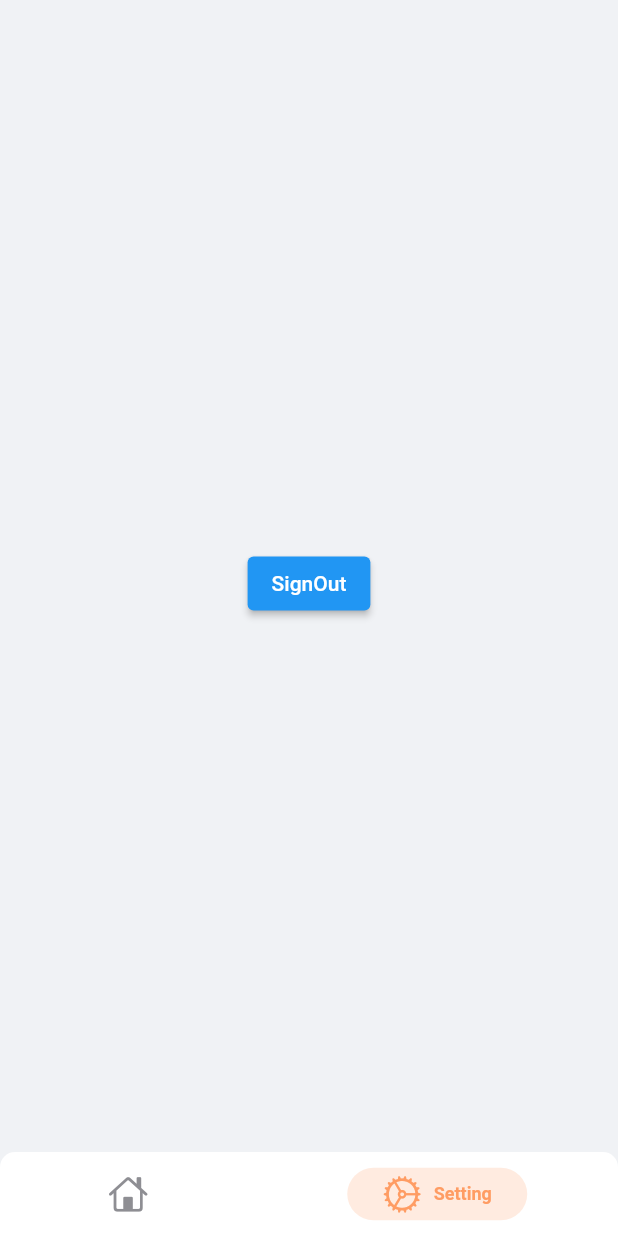
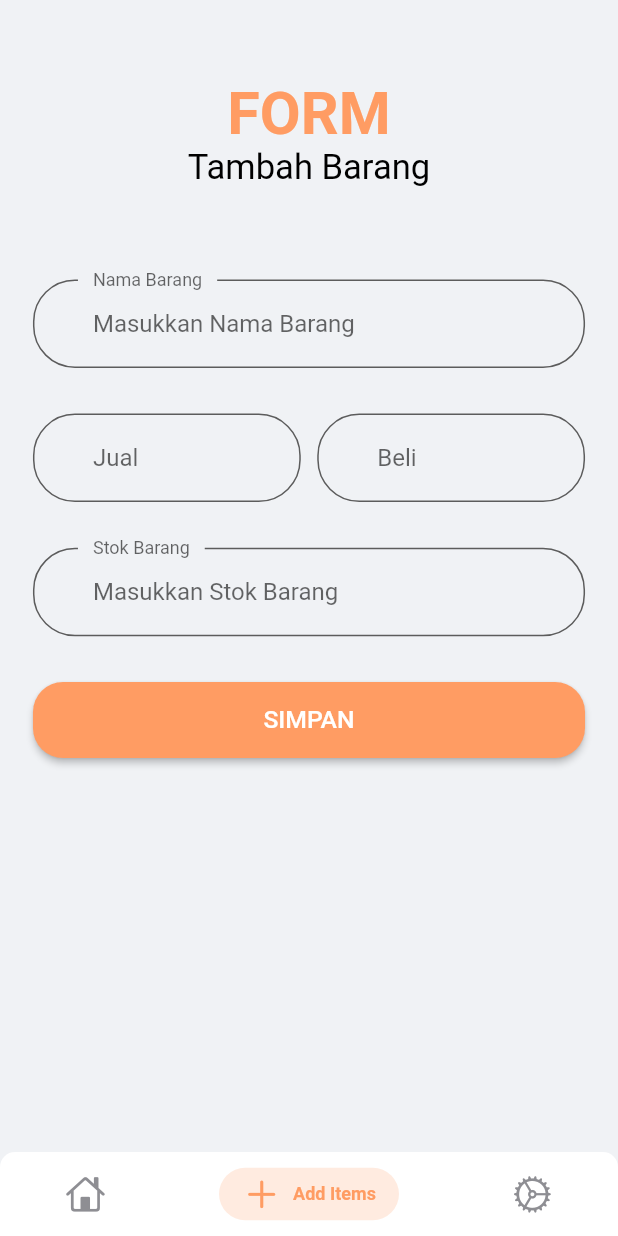
Before and after one commit to alwijein/flutter-tokotok, a Flutter app: the screen it shows once a user with an empty profile is signed in, item 2 of the bottom bar chosen, on a phone screen of 412 x 824 dp. Run offline on Flutter 3.47's test engine with Material 2 defaults, Android fonts, the light colour scheme and no system bars; drawn by our look-alikes of persistent_bottom_nav_bar; our stand-ins replace bloc, cloud_firestore, equatable, firebase_auth, firebase_core, flutter_bloc and 2 more; accounts and stored records are empty; network calls fail.

Commit message:
form tambah barang

```diff
--- a/lib/screens/navbar/navbar.dart
+++ b/lib/screens/navbar/navbar.dart
@@ -53,6 +53,7 @@ class NavBar extends StatelessWidget {
   List<Widget> _buildScreens() {
     return [
       HomeScreen(),
+      TambahBarangScreen(),
       SettingScreen(),
     ];
   }
@@ -66,6 +67,12 @@ class NavBar extends StatelessWidget {
         inactiveColorPrimary: CupertinoColors.systemGrey,
       ),
       PersistentBottomNavBarItem(
+        icon: Icon(CupertinoIcons.add),
+        title: ("Add Items"),
+        activeColorPrimary: kPrimaryColor,
+        inactiveColorPrimary: CupertinoColors.systemGrey,
+      ),
+      PersistentBottomNavBarItem(
         icon: Icon(CupertinoIcons.settings),
         title: ("Setting"),
         activeColorPrimary: kPrimaryColor,
--- /dev/null
+++ b/lib/screens/tambah_barang_screen/components/add_item_form.dart
@@ -0,0 +1,60 @@
+import 'package:flutter/material.dart';
+import 'package:flutter_auth_new/size_config.dart';
+
+class AddItemForm extends StatelessWidget {
+  const AddItemForm({
+    Key? key,
+  }) : super(key: key);
+
+  @override
+  Widget build(BuildContext context) {
+    return Padding(
+      padding: EdgeInsets.symmetric(vertical: getPropertionateScreenHeight(30)),
+      child: Column(
+        children: [
+          TextFormField(
+            decoration: InputDecoration(
+              floatingLabelBehavior: FloatingLabelBehavior.always,
+              labelText: 'Nama Barang',
+              hintText: 'Masukkan Nama Barang',
+            ),
+          ),
+          Padding(
+            padding: EdgeInsets.symmetric(
+                vertical: getPropertionateScreenHeight(30)),
+            child: Row(
+              children: [
+                Expanded(
+                  flex: 1,
+                  child: TextFormField(
+                    decoration: InputDecoration(
+                      hintText: 'Jual',
+                    ),
+                  ),
+                ),
+                SizedBox(
+                  width: getPropertionateScreenWidht(10),
+                ),
+                Expanded(
+                  flex: 1,
+                  child: TextFormField(
+                    decoration: InputDecoration(
+                      hintText: 'Beli',
+                    ),
+                  ),
+                ),
+              ],
+            ),
+          ),
+          TextFormField(
+            decoration: InputDecoration(
+              floatingLabelBehavior: FloatingLabelBehavior.always,
+              labelText: 'Stok Barang',
+              hintText: 'Masukkan Stok Barang',
+            ),
+          ),
+        ],
+      ),
+    );
+  }
+}
--- /dev/null
+++ b/lib/screens/tambah_barang_screen/components/body.dart
@@ -0,0 +1,30 @@
+import 'package:flutter/material.dart';
+import 'package:flutter_auth_new/screens/components/primary_button.dart';
+import 'package:flutter_auth_new/screens/tambah_barang_screen/components/add_item_form.dart';
+import 'package:flutter_auth_new/screens/tambah_barang_screen/components/headling_text.dart';
+import 'package:flutter_auth_new/size_config.dart';
+
+class Body extends StatelessWidget {
+  const Body({Key? key}) : super(key: key);
+
+  @override
+  Widget build(BuildContext context) {
+    return SafeArea(
+      child: SizedBox(
+        width: double.infinity,
+        child: SingleChildScrollView(
+          child: Padding(
+            padding: EdgeInsets.all(getPropertionateScreenWidht(20)),
+            child: Column(
+              children: [
+                HeadlingText(),
+                AddItemForm(),
+                PrimaryButton(text: "SIMPAN", press: () {}),
+              ],
+            ),
+          ),
+        ),
+      ),
+    );
+  }
+}
--- /dev/null
+++ b/lib/screens/tambah_barang_screen/components/headling_text.dart
@@ -0,0 +1,35 @@
+import 'package:flutter/material.dart';
+import 'package:flutter_auth_new/shared/shared.dart';
+import 'package:flutter_auth_new/size_config.dart';
+
+class HeadlingText extends StatelessWidget {
+  const HeadlingText({
+    Key? key,
+  }) : super(key: key);
+
+  @override
+  Widget build(BuildContext context) {
+    return Padding(
+      padding: EdgeInsets.symmetric(vertical: getPropertionateScreenHeight(30)),
+      child: Column(
+        children: [
+          Text(
+            "FORM",
+            style: TextStyle(
+              color: kPrimaryColor,
+              fontWeight: FontWeight.bold,
+              fontSize: getPropertionateScreenWidht(36),
+            ),
+          ),
+          Text(
+            "Tambah Barang",
+            style: TextStyle(
+              color: Colors.black,
+              fontSize: getPropertionateScreenWidht(21),
+            ),
+          ),
+        ],
+      ),
+    );
+  }
+}
--- a/lib/screens/tambah_barang_screen/tambah_barang_screen.dart
+++ b/lib/screens/tambah_barang_screen/tambah_barang_screen.dart
@@ -1,4 +1,5 @@
 import 'package:flutter/material.dart';
+import 'package:flutter_auth_new/screens/tambah_barang_screen/components/body.dart';
 
 class TambahBarangScreen extends StatelessWidget {
   const TambahBarangScreen({Key? key}) : super(key: key);
@@ -6,9 +7,7 @@ class TambahBarangScreen extends StatelessWidget {
   @override
   Widget build(BuildContext context) {
     return Scaffold(
-      appBar: AppBar(
-        title: Text("Tambah Barang"),
-      ),
+      body: Body(),
     );
   }
 }
```
